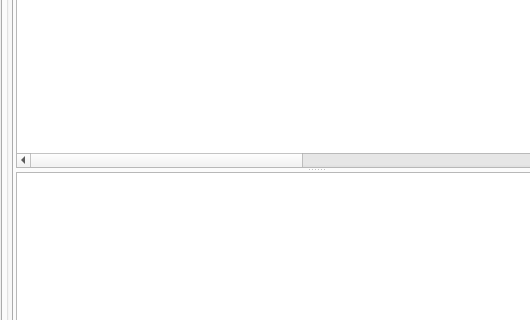
Qt form GoldBug-UI/controlcenter.ui (xloem/spot-on-svn) before a commit; both pictures show x 0 to 530 and y 383 to 703 of the 650 by 906 pixel window.
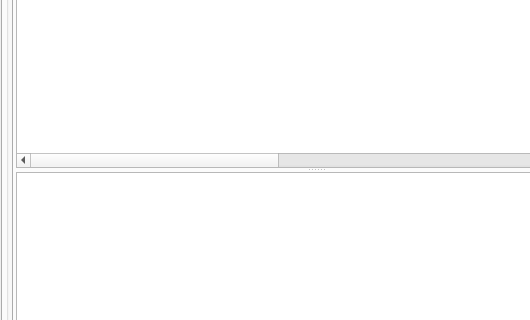
The same form after that commit. The open tabs and pages were chosen to show the change. Icons and pictures are not drawn. Custom widgets are drawn as their Qt base class.

Patch:
```diff
--- a/GoldBug-UI/controlcenter.ui
+++ b/GoldBug-UI/controlcenter.ui
@@ -1394,6 +1394,11 @@
                      <string>receiver_sender_hash</string>
                     </property>
                    </column>
+                   <column>
+                    <property name="text">
+                     <string>hash</string>
+                    </property>
+                   </column>
                    <column>
                     <property name="text">
                      <string>OID</string>
```
Left out of the diff: 4 changed lines with no effect on the pictures.
